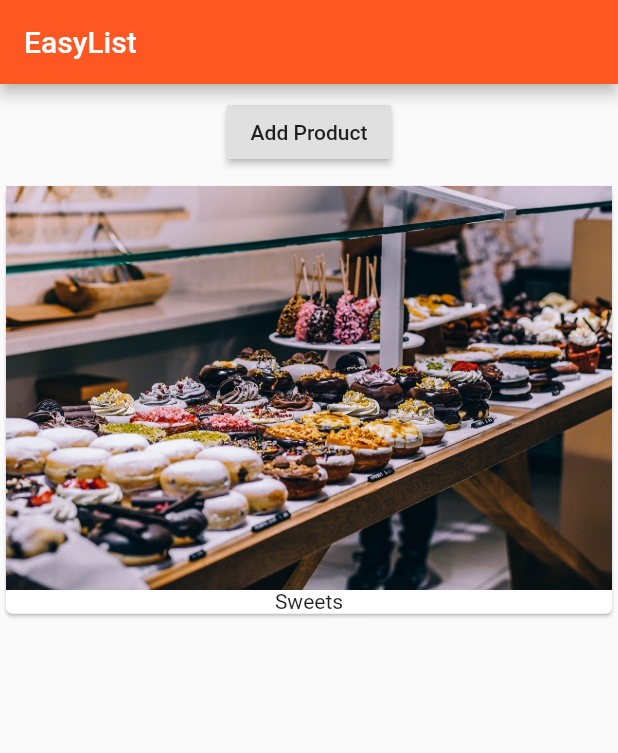
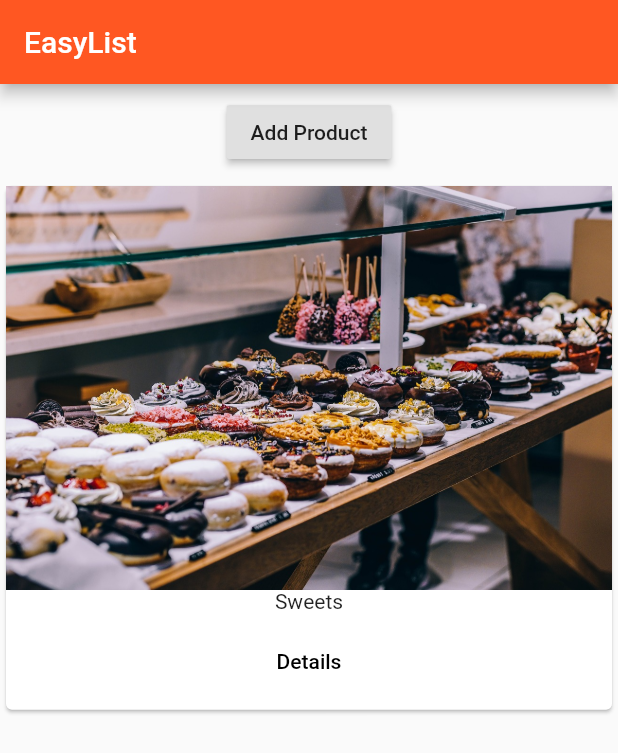
Before and after one commit to andres-gr/udemy-flutter-course-2019, a Flutter app: the screen it shows after launch, after a tap on "Add Product", on a phone screen of 412 x 824 dp. Shown: the top 753 px of the screen. Run offline on Flutter 3.47's test engine with Material 2 defaults, Android fonts, the phone set to English and light mode, and no system bars.

Commit message:
video 68 done

```diff
--- a/lib/main.dart
+++ b/lib/main.dart
@@ -1,6 +1,7 @@
 import 'package:flutter/material.dart';
 
-import 'package:udemy_tutorial/product_manager.dart';
+import 'package:udemy_tutorial/screens/home.dart';
+import 'package:udemy_tutorial/utils/key_generator.dart';
 
 void main() => runApp(MyApp());
 
@@ -12,25 +13,13 @@ class MyApp extends StatelessWidget {
   @override
   Widget build(BuildContext context) {
     return MaterialApp(
-      key: const Key('MApp'),
+      key: generateKey(),
       theme: ThemeData(
         brightness: Brightness.light,
         primarySwatch: Colors.deepOrange,
         accentColor: Colors.deepPurple,
       ),
-      home: Scaffold(
-        key: const Key('MAppScaffold'),
-        appBar: AppBar(
-          key: const Key('MAppAppBar'),
-          title: const Text('EasyList'),
-        ),
-        body: Center(
-          key: const Key('MAppBodyCenter'),
-          child: ProductManager(
-            key: const Key('ProductManager'),
-          ),
-        ),
-      ),
+      home: HomeScreen(),
     );
   }
 }
--- a/lib/products.dart
+++ b/lib/products.dart
@@ -1,4 +1,7 @@
 import 'package:flutter/material.dart';
+
+import 'package:udemy_tutorial/screens/product.dart';
+import 'package:udemy_tutorial/utils/key_generator.dart';
 
 class Products extends StatelessWidget {
   Products({
@@ -10,12 +13,34 @@ class Products extends StatelessWidget {
 
   final List<String> products;
 
-  Card _buildCard(String product) => Card(
+  Card _buildCard({
+    BuildContext context,
+    String product,
+  }) =>
+      Card(
         child: Column(
-          key: const Key('BuildCardColumn'),
+          key: generateKey(),
           children: <Widget>[
             Image.asset('assets/food.jpg'),
             Text(product),
+            ButtonBar(
+              key: generateKey(),
+              alignment: MainAxisAlignment.center,
+              children: <Widget>[
+                FlatButton(
+                  key: generateKey(),
+                  child: const Text('Details'),
+                  onPressed: () {
+                    Navigator.push(
+                      context,
+                      MaterialPageRoute(
+                        builder: (BuildContext context) => ProductScreen(),
+                      ),
+                    );
+                  },
+                ),
+              ],
+            ),
           ],
         ),
       );
@@ -24,17 +49,20 @@ class Products extends StatelessWidget {
     BuildContext context,
     int index,
   ) =>
-      _buildCard(products[index]);
+      _buildCard(
+        context: context,
+        product: products[index],
+      );
 
   Widget _buildList() {
     if (products.length == 0) {
       return Center(
-        key: Key('ProductListViewCenter'),
+        key: generateKey(),
         child: const Text('No products found'),
       );
     }
     return ListView.builder(
-      key: const Key('ProductsListViewBuilder'),
+      key: generateKey(),
       itemCount: products.length,
       itemBuilder: _buildProductItem,
     );
@@ -44,7 +72,7 @@ class Products extends StatelessWidget {
   Widget build(BuildContext context) {
     print('Products build');
     return Expanded(
-      key: Key('ProductsExpanded'),
+      key: generateKey(),
       child: _buildList(),
     );
   }
--- /dev/null
+++ b/lib/screens/home.dart
@@ -0,0 +1,27 @@
+import 'package:flutter/material.dart';
+
+import 'package:udemy_tutorial/product_manager.dart';
+import 'package:udemy_tutorial/utils/key_generator.dart';
+
+class HomeScreen extends StatelessWidget {
+  const HomeScreen({
+    Key key,
+  }) : super(key: key);
+
+  @override
+  Widget build(BuildContext context) {
+    return Scaffold(
+      key: generateKey(),
+      appBar: AppBar(
+        key: generateKey(),
+        title: const Text('EasyList'),
+      ),
+      body: Center(
+        key: generateKey(),
+        child: ProductManager(
+          key: generateKey(),
+        ),
+      ),
+    );
+  }
+}
--- /dev/null
+++ b/lib/utils/key_generator.dart
@@ -0,0 +1,6 @@
+import 'package:flutter/widgets.dart';
+import 'package:uuid/uuid.dart';
+
+final Uuid uuid = Uuid();
+
+Key generateKey() => Key(uuid.v4());
--- a/pubspec.yaml
+++ b/pubspec.yaml
@@ -20,6 +20,7 @@ dependencies:
   flutter:
     sdk: flutter
   provider: ^2.0.1
+  uuid: ^2.0.1
 
   # The following adds the Cupertino Icons font to your application.
   # Use with the CupertinoIcons class for iOS style icons.
```
Also changed, not shown: lib/screens/product.dart (added, +35 -0 lines), pubspec.lock.
